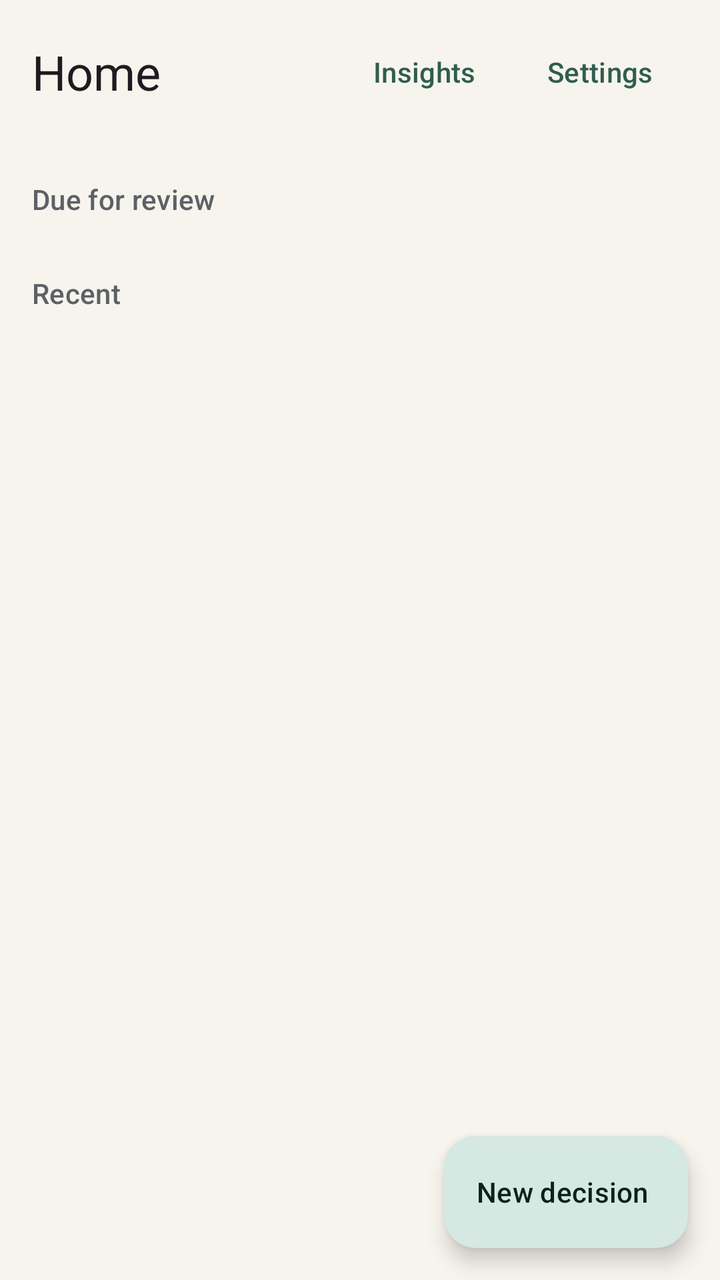
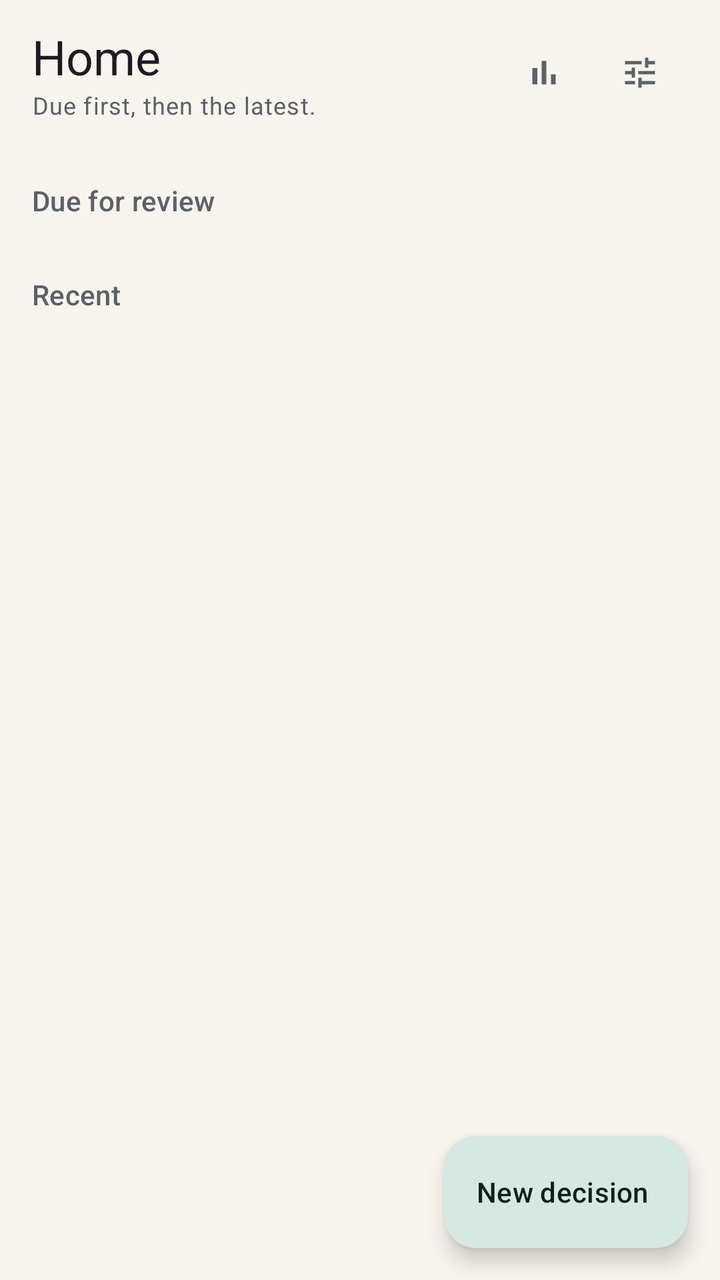

An Android layout rendered at two revisions. The XML below is the earlier revision; the diff shows what the commit changed to produce the second picture.
<!-- AndroidManifest.xml: application theme Theme.DecisionJournal -->
<!-- res/layout/fragment_home.xml -->
<?xml version="1.0" encoding="utf-8"?>
<FrameLayout xmlns:android="http://schemas.android.com/apk/res/android"
    xmlns:app="http://schemas.android.com/apk/res-auto"
    android:layout_width="match_parent"
    android:layout_height="match_parent">

    <androidx.core.widget.NestedScrollView
        android:layout_width="match_parent"
        android:layout_height="match_parent"
        android:fillViewport="true">

        <LinearLayout
            android:layout_width="match_parent"
            android:layout_height="wrap_content"
            android:orientation="vertical"
            android:paddingHorizontal="16dp"
            android:paddingTop="12dp"
            android:paddingBottom="96dp">

            <LinearLayout
                android:layout_width="match_parent"
                android:layout_height="wrap_content"
                android:gravity="center_vertical"
                android:orientation="horizontal">

                <TextView
                    android:layout_width="0dp"
                    android:layout_height="wrap_content"
                    android:layout_weight="1"
                    android:text="@string/home"
                    android:textAppearance="?attr/textAppearanceHeadlineSmall" />

                <com.google.android.material.button.MaterialButton
                    android:id="@+id/insightsButton"
                    style="@style/Widget.Material3.Button.TextButton"
                    android:layout_width="wrap_content"
                    android:layout_height="wrap_content"
                    android:text="@string/insights" />

                <com.google.android.material.button.MaterialButton
                    android:id="@+id/settingsButton"
                    style="@style/Widget.Material3.Button.TextButton"
                    android:layout_width="wrap_content"
                    android:layout_height="wrap_content"
                    android:text="@string/settings" />
            </LinearLayout>

            <HorizontalScrollView
                android:layout_width="match_parent"
                android:layout_height="wrap_content"
                android:layout_marginTop="10dp"
                android:scrollbars="none">

                <com.google.android.material.chip.ChipGroup
                    android:id="@+id/statusGroup"
                    android:layout_width="wrap_content"
                    android:layout_height="wrap_content"
                    app:selectionRequired="true"
                    app:singleLine="true"
                    app:singleSelection="true" />
            </HorizontalScrollView>

            <HorizontalScrollView
                android:layout_width="match_parent"
                android:layout_height="wrap_content"
                android:scrollbars="none">

                <com.google.android.material.chip.ChipGroup
                    android:id="@+id/tagGroup"
                    android:layout_width="wrap_content"
                    android:layout_height="wrap_content"
                    app:selectionRequired="true"
                    app:singleLine="true"
                    app:singleSelection="true" />
            </HorizontalScrollView>

            <TextView
                android:id="@+id/emptyText"
                android:layout_width="match_parent"
                android:layout_height="wrap_content"
                android:layout_marginTop="32dp"
                android:gravity="center"
                android:text="@string/no_decisions_yet"
                android:textAppearance="?attr/textAppearanceBodyMedium"
                android:textColor="?attr/colorOnSurfaceVariant"
                android:visibility="gone" />

            <TextView
                android:id="@+id/dueHeader"
                android:layout_width="match_parent"
                android:layout_height="wrap_content"
                android:layout_marginTop="20dp"
                android:text="@string/due_for_review"
                android:textAppearance="?attr/textAppearanceTitleSmall"
                android:textColor="?attr/colorOnSurfaceVariant" />

            <androidx.recyclerview.widget.RecyclerView
                android:id="@+id/dueList"
                android:layout_width="match_parent"
                android:layout_height="wrap_content"
                android:layout_marginTop="8dp"
                android:nestedScrollingEnabled="false" />

            <TextView
                android:id="@+id/recentHeader"
                android:layout_width="match_parent"
                android:layout_height="wrap_content"
                android:layout_marginTop="20dp"
                android:text="@string/recent"
                android:textAppearance="?attr/textAppearanceTitleSmall"
                android:textColor="?attr/colorOnSurfaceVariant" />

            <androidx.recyclerview.widget.RecyclerView
                android:id="@+id/recentList"
                android:layout_width="match_parent"
                android:layout_height="wrap_content"
                android:layout_marginTop="8dp"
                android:nestedScrollingEnabled="false" />

            <TextView
                android:id="@+id/nothingMatches"
                android:layout_width="match_parent"
                android:layout_height="wrap_content"
                android:layout_marginTop="16dp"
                android:gravity="center"
                android:text="@string/nothing_matches"
                android:textAppearance="?attr/textAppearanceBodyMedium"
                android:textColor="?attr/colorOnSurfaceVariant"
                android:visibility="gone" />
        </LinearLayout>
    </androidx.core.widget.NestedScrollView>

    <com.google.android.material.floatingactionbutton.ExtendedFloatingActionButton
        android:id="@+id/newDecisionFab"
        android:layout_width="wrap_content"
        android:layout_height="wrap_content"
        android:layout_gravity="bottom|end"
        android:layout_margin="16dp"
        android:text="@string/new_decision" />

</FrameLayout>
<!-- resources referenced by this layout -->
<resources>
  <string name="due_for_review">Due for review</string>
  <string name="home">Home</string>
  <string name="insights">Insights</string>
  <string name="new_decision">New decision</string>
  <string name="no_decisions_yet">No decisions yet. Record one while it is fresh: a title, a prediction, how confident you are, and when to look at it again.</string>
  <string name="nothing_matches">Nothing matches those filters.</string>
  <string name="recent">Recent</string>
  <string name="settings">Settings</string>
  <color name="primary">#2F5D50</color>
  <color name="on_primary">#FFFFFF</color>
  <color name="primary_container">#D5E8E1</color>
  <color name="on_primary_container">#0C211A</color>
  <color name="secondary">#8A6A45</color>
  <color name="on_secondary">#FFFFFF</color>
  <color name="secondary_container">#F3E4CE</color>
  <color name="on_secondary_container">#2B1F0F</color>
  <color name="background">#F7F4EE</color>
  <color name="surface">#FFFCF7</color>
  <color name="on_surface">#1B1D20</color>
  <color name="surface_variant">#EDE8DE</color>
  <color name="on_surface_variant">#5C6166</color>
  <color name="outline">#D8D2C5</color>
  <style name="ShapeAppearance.DecisionJournal.Small" parent="ShapeAppearance.Material3.SmallComponent">
          <item name="cornerFamily">rounded</item>
          <item name="cornerSize">8dp</item>
      </style>
  <style name="ShapeAppearance.DecisionJournal.Medium" parent="ShapeAppearance.Material3.MediumComponent">
          <item name="cornerFamily">rounded</item>
          <item name="cornerSize">14dp</item>
      </style>
  <style name="ShapeAppearance.DecisionJournal.Large" parent="ShapeAppearance.Material3.LargeComponent">
          <item name="cornerFamily">rounded</item>
          <item name="cornerSize">20dp</item>
      </style>
  <!-- unchanged entries left out for length: 1 -->
</resources>

<!-- the commit's change to res/layout/fragment_home.xml (unified diff, before → after) -->
@@ -23,26 +23,47 @@
                 android:gravity="center_vertical"
                 android:orientation="horizontal">
 
-                <TextView
+                <LinearLayout
                     android:layout_width="0dp"
                     android:layout_height="wrap_content"
                     android:layout_weight="1"
-                    android:text="@string/home"
-                    android:textAppearance="?attr/textAppearanceHeadlineSmall" />
+                    android:orientation="vertical">
+
+                    <TextView
+                        android:layout_width="wrap_content"
+                        android:layout_height="wrap_content"
+                        android:text="@string/home"
+                        android:textAppearance="?attr/textAppearanceHeadlineSmall" />
+
+                    <TextView
+                        android:layout_width="wrap_content"
+                        android:layout_height="wrap_content"
+                        android:text="@string/home_subtitle"
+                        android:textAppearance="?attr/textAppearanceBodySmall"
+                        android:textColor="?attr/colorOnSurfaceVariant" />
+                </LinearLayout>
 
                 <com.google.android.material.button.MaterialButton
                     android:id="@+id/insightsButton"
-                    style="@style/Widget.Material3.Button.TextButton"
+                    style="@style/Widget.Material3.Button.IconButton"
                     android:layout_width="wrap_content"
                     android:layout_height="wrap_content"
-                    android:text="@string/insights" />
+                    android:contentDescription="@string/insights"
+                    android:insetTop="0dp"
+                    android:insetBottom="0dp"
+                    app:icon="@drawable/ic_insights"
+                    app:iconTint="?attr/colorOnSurfaceVariant" />
 
                 <com.google.android.material.button.MaterialButton
                     android:id="@+id/settingsButton"
-                    style="@style/Widget.Material3.Button.TextButton"
+                    style="@style/Widget.Material3.Button.IconButton"
                     android:layout_width="wrap_content"
                     android:layout_height="wrap_content"
-                    android:text="@string/settings" />
+                    android:contentDescription="@string/settings"
+                    android:insetTop="0dp"
+                    android:insetBottom="0dp"
+                    app:icon="@drawable/ic_settings"
+                    app:iconTint="?attr/colorOnSurfaceVariant" />
             </LinearLayout>
 
             <HorizontalScrollView
<!-- resource entries referenced after the edit -->
@@ -1,7 +1,30 @@
 <!-- resources referenced by this layout -->
 <resources>
+  <!-- drawable ic_insights (drawable) -->
+  <?xml version="1.0" encoding="utf-8"?>
+  <vector xmlns:android="http://schemas.android.com/apk/res/android"
+      android:width="24dp"
+      android:height="24dp"
+      android:viewportWidth="24"
+      android:viewportHeight="24">
+      <path
+          android:fillColor="#FF000000"
+          android:pathData="M5,9.2h3V19H5V9.2zM10.6,5h2.8v14h-2.8V5zM16.2,13H19v6h-2.8V13z" />
+  </vector>
+  <!-- drawable ic_settings (drawable) -->
+  <?xml version="1.0" encoding="utf-8"?>
+  <vector xmlns:android="http://schemas.android.com/apk/res/android"
+      android:width="24dp"
+      android:height="24dp"
+      android:viewportWidth="24"
+      android:viewportHeight="24">
+      <path
+          android:fillColor="#FF000000"
+          android:pathData="M3,17v2h6v-2H3zM3,5v2h10V5H3zM13,21v-2h8v-2h-8v-2h-2v6h2zM7,9v2H3v2h4v2h2V9H7zM21,13v-2H11v2h10zM15,9h2V7h4V5h-4V3h-2v6z" />
+  </vector>
   <string name="due_for_review">Due for review</string>
   <string name="home">Home</string>
+  <string name="home_subtitle">Due first, then the latest.</string>
   <string name="insights">Insights</string>
   <string name="new_decision">New decision</string>
   <string name="no_decisions_yet">No decisions yet. Record one while it is fresh: a title, a prediction, how confident you are, and when to look at it again.</string>
